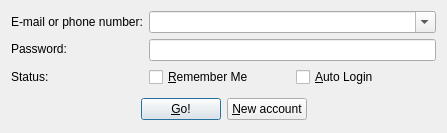
Before: the Qt Designer form res/ui/LoginWindow.ui in WeCase/WeCase, drawn with Qt 5.
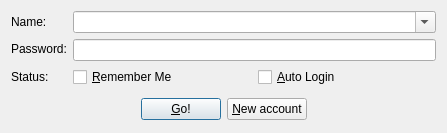
After: the same form once the commit is applied. Icons and pictures are not drawn.

Commit message: Use a placeholder, a better solution to Issue #89.

The edit to the form file:
```diff
--- a/res/ui/LoginWindow.ui
+++ b/res/ui/LoginWindow.ui
@@ -48,7 +48,7 @@
          <item>
           <widget class="QLabel" name="label_username">
            <property name="text">
-            <string>E-mail or phone number:</string>
+            <string>Name:</string>
            </property>
            <property name="buddy">
             <cstring>cmb_Users</cstring>
```
The commit also changes 2 other files.
